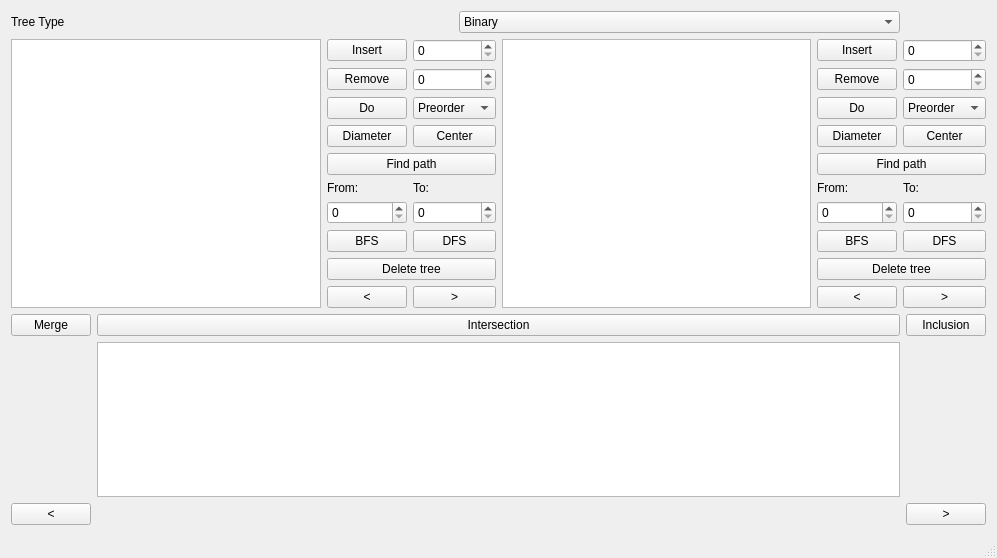
Qt form Lab2/TreeVisualizer/mainwindow.ui (dgck/tree_visualizer) before a commit.
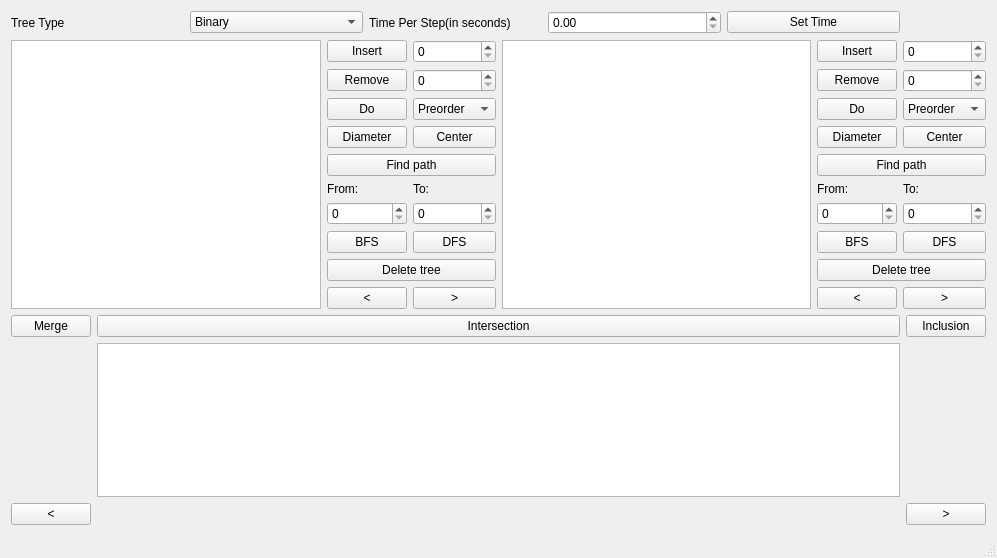
The same form after that commit. Custom widgets are drawn as their Qt base class.

Diff of the .ui file:
```diff
--- a/Lab2/TreeVisualizer/mainwindow.ui
+++ b/Lab2/TreeVisualizer/mainwindow.ui
@@ -286,6 +286,20 @@
     </item>
     <item row="0" column="0" colspan="2">
      <layout class="QGridLayout" name="gridLayout">
+      <item row="0" column="4">
+       <widget class="QPushButton" name="SetTime">
+        <property name="text">
+         <string>Set Time</string>
+        </property>
+       </widget>
+      </item>
+      <item row="0" column="2">
+       <widget class="QLabel" name="label">
+        <property name="text">
+         <string>Time Per Step(in seconds)</string>
+        </property>
+       </widget>
+      </item>
       <item row="0" column="1">
        <widget class="QComboBox" name="treeType_cb">
         <item>
@@ -317,6 +331,9 @@
         </property>
        </widget>
       </item>
+      <item row="0" column="3">
+       <widget class="QDoubleSpinBox" name="time"/>
+      </item>
      </layout>
     </item>
     <item row="2" column="0">
```
Left out of the diff: 48 changed lines with no effect on the pictures.
